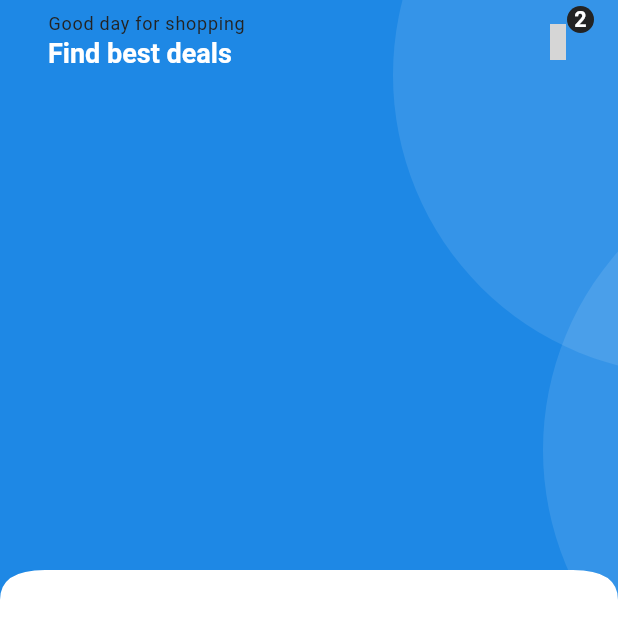
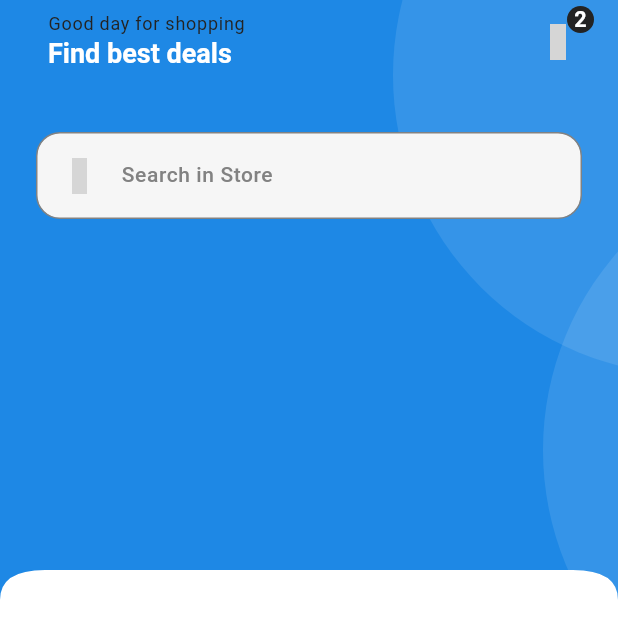
Before and after one commit to Rez-create/ShoeQuest, a Flutter app: the HomeScreen screen opened directly, on a phone screen of 412 x 824 dp. Shown: the top 638 px of the screen. Run offline on Flutter 3.47's test engine with Material 3 defaults, Android fonts, the light colour scheme and no system bars; our stand-ins replace get, get_storage, iconsax, logger, smooth_page_indicator; accounts and stored records are empty; Roboto replaces fonts that are missing (Poppins); grey boxes are pictures that could not be loaded.

Commit message:
Add search container widget to home screen and update layout

```diff
--- /dev/null
+++ b/lib/common/widgets/custom_shapes/containers/search_container.dart
@@ -0,0 +1,58 @@
+import 'package:flutter/material.dart';
+import 'package:iconsax/iconsax.dart';
+import 'package:shoe_quest/utils/constants/colors.dart';
+import 'package:shoe_quest/utils/constants/sizes.dart';
+import 'package:shoe_quest/utils/device/device_utility.dart';
+import 'package:shoe_quest/utils/helpers/helper_functions.dart';
+
+class TSearchContainer extends StatelessWidget {
+  const TSearchContainer({
+    super.key,
+    required this.text,
+    this.icon = Iconsax.search_normal,
+    this.showBackground = true,
+    this.showBorder = true,
+  });
+
+  final String text;
+  final IconData? icon;
+  final bool showBackground, showBorder;
+
+  @override
+  Widget build(BuildContext context) {
+    final dark = THelperFunctions.isDarkMode(context);
+
+    return Padding(
+      padding: const EdgeInsets.symmetric(horizontal: TSizes.defaultSpaces),
+      child: Container(
+        width: TDeviceUtils.getScreenWidth(context),
+        padding: EdgeInsets.all(TSizes.md),
+        decoration: BoxDecoration(
+          color: showBackground
+              ? (dark ? TColors.dark : TColors.light)
+              : Colors.transparent,
+          borderRadius: BorderRadius.circular(TSizes.cardRadiusLg),
+          border: showBorder ? Border.all(color: TColors.grey) : null,
+        ),
+        child: Row(
+          children: [
+            Icon(
+              icon,
+              color: TColors.darkgrey,
+            ),
+            const SizedBox(
+              width: TSizes.spaceBtwItems,
+            ),
+            Text(
+              text,
+              style: Theme.of(context)
+                  .textTheme
+                  .bodySmall
+                  ?.copyWith(color: TColors.grey),
+            ),
+          ],
+        ),
+      ),
+    );
+  }
+}
--- a/lib/features/shop/screens/home/home.dart
+++ b/lib/features/shop/screens/home/home.dart
@@ -2,7 +2,9 @@
 
 import 'package:flutter/material.dart';
 import 'package:shoe_quest/common/widgets/custom_shapes/containers/primary_header_container.dart';
+import 'package:shoe_quest/common/widgets/custom_shapes/containers/search_container.dart';
 import 'package:shoe_quest/features/shop/screens/home/widgets/home_appbar.dart';
+import 'package:shoe_quest/utils/constants/sizes.dart';
 
 class HomeScreen extends StatelessWidget {
   const HomeScreen({super.key});
@@ -18,9 +20,17 @@ class HomeScreen extends StatelessWidget {
                 children: [
                   // ------------------------ HomeAppBar ------------------------
                   THomeAppBar(),
+                  const SizedBox(
+                    height: TSizes.spaceBtwSections,
+                  ),
 
                   // ------------------------ SearchBar ------------------------
-
+                  TSearchContainer(
+                    text: 'Search in Store',
+                  ),
+                  const SizedBox(
+                    height: TSizes.spaceBtwSections,
+                  ),
                   // ------------------------ Categories ------------------------
                 ],
               ),
```
Also changed, not shown: 4 other files.
